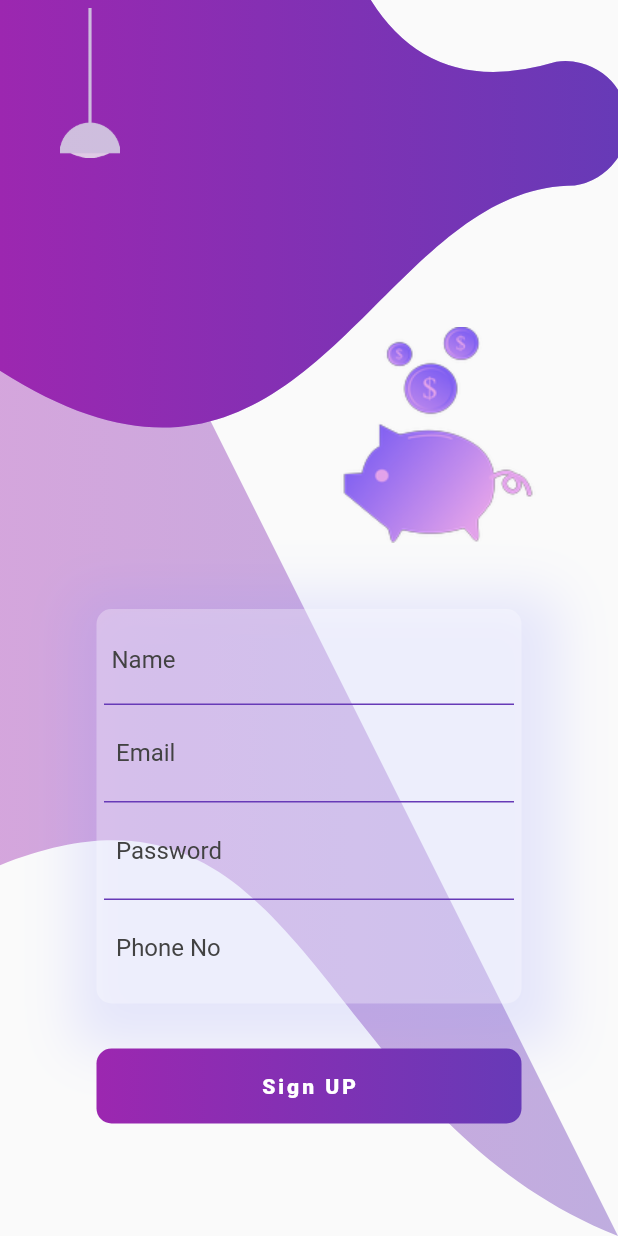
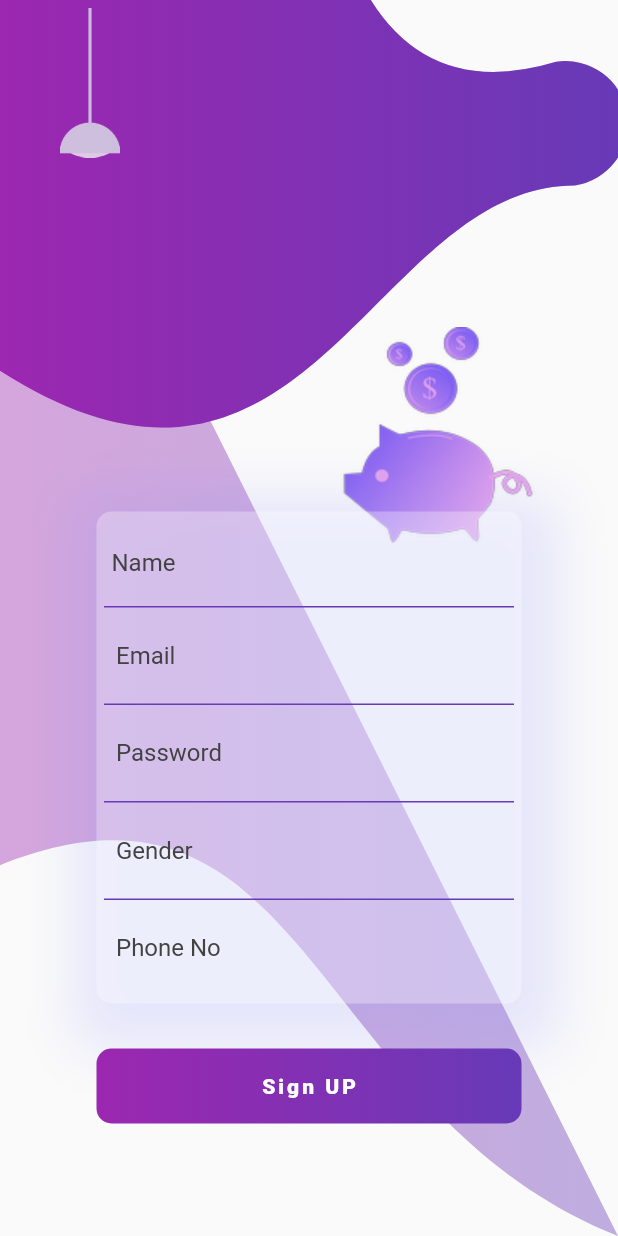
Before and after one commit to nacpa/VimChat, a Flutter app: the screen it shows after launch, after a tap on "Signup", on a phone screen of 412 x 824 dp. Run offline on Flutter 3.47's test engine with Material 2 defaults, Android fonts, the light colour scheme and no system bars; our stand-ins replace animated_text_kit, cloud_firestore, firebase_auth, firebase_core, get, lottie; accounts and stored records are empty; network calls fail.

Commit message:
update 4.0.0

```diff
--- a/lib/Screens/Auth/SignUpPage.dart
+++ b/lib/Screens/Auth/SignUpPage.dart
@@ -3,6 +3,7 @@ import 'package:flutter/cupertino.dart';
 import 'package:flutter/material.dart';
 import 'package:get/get_utils/src/get_utils/get_utils.dart';
 
+import '../../Streams/UserInfoStream.dart';
 import '../../consts/CustomSnackbar.dart';
 import '../../consts/Opacity.dart';
 
@@ -18,12 +19,14 @@ class SignUpPage extends StatelessWidget {
     var PassWordcontroller = TextEditingController();
     var Emailcontroller = TextEditingController();
     var Namecontroller = TextEditingController();
+    var Gndercontroller = TextEditingController();
 
     void _Registration() {
       String Email = Emailcontroller.text.trim();
       String Password = PassWordcontroller.text.trim();
       String Name = Namecontroller.text.trim();
       String MobileNo = PhoneController.text.trim();
+      String Gender =Gndercontroller.text.trim();
 
       if (Email.isEmpty) {
         CustomSnackBar("Email can't be Empty", "please Fill valid mail",
@@ -40,14 +43,18 @@ class SignUpPage extends StatelessWidget {
       } else if (!GetUtils.isEmail(Email)) {
         CustomSnackBar(
             "Wrong Email ", "please Fill valid mail", Colors.red, Colors.white);
-      } else {
+      } else  {
         _auth
             .createUserWithEmailAndPassword(email: Email, password: Password)
-            .then((value) {
+            .then((value) async {
           _auth.currentUser?.updateProfile(
             displayName: Name,
+
           );
+          String? _Uid = _auth.currentUser?.uid;
           _auth.currentUser?.linkWithPhoneNumber(MobileNo);
+
+             await  SetInfo(Uid:_Uid!).UpdateData(Name, Email, Gender);
 
           Navigator.pushNamed(context, 'LoginScreen',);
         });
@@ -211,6 +218,21 @@ class SignUpPage extends StatelessWidget {
                                     ),
                                     Container(
                                       padding: EdgeInsets.all(8.0),
+                                      decoration: BoxDecoration(
+                                          border: Border(
+                                              bottom: BorderSide(
+                                                  color:
+                                                      Colors.deepPurple))),
+                                      child: TextField(controller: Gndercontroller,
+                                        decoration: InputDecoration(
+                                            border: InputBorder.none,
+                                            hintText: "Gender",
+                                            hintStyle: TextStyle(
+                                                color: Colors.grey[800])),
+                                      ),
+                                    ),
+                                    Container(
+                                      padding: EdgeInsets.all(8.0),
                                       child: TextField( controller: PhoneController,
                                         decoration: InputDecoration(
                                             border: InputBorder.none,
@@ -218,7 +240,7 @@ class SignUpPage extends StatelessWidget {
                                             hintStyle: TextStyle(
                                                 color: Colors.grey[800])),
                                       ),
-                                    )
+                                    ),
                                   ],
                                 ),
                               ),
--- a/lib/Screens/Start.dart
+++ b/lib/Screens/Start.dart
@@ -1,4 +1,5 @@
 import 'package:chatvim/Screens/chat_screen.dart';
+import 'package:chatvim/Streams/UserInfoStream.dart';
 import 'package:flutter/cupertino.dart';
 import 'package:flutter/material.dart';
 import 'package:get/get.dart';
@@ -20,7 +21,7 @@ class StartChat extends StatelessWidget {
             Lottie.network(
                 "https://assets9.lottiefiles.com/packages/lf20_fjv8qxqn.json"),
             GestureDetector( onTap: (){
-              Get.to(ChatScreen());
+              Get.to(UserList());
             },
               child: Container(
                 height: 60,
--- a/lib/main.dart
+++ b/lib/main.dart
@@ -29,7 +29,7 @@ class FlashChat extends StatelessWidget {
           'WelcomeScreen': (context) => Background(),
           'LoginScreen': (context) => LoginPage(),
           'Registrationscreen': (context) => SignUpPage(),
-          'ChatScreen': (context) => ChatScreen(),
+          // 'ChatScreen': (context) => ChatScreen(),
           'StartChat':(context)=>StartChat(),
         });
   }
```
Also changed, not shown: lib/Screens/Auth/LoginPage.dart (+9 -3 lines), lib/Screens/chat_screen.dart (+20 -9 lines), lib/Streams/ChatStream.dart (+22 -10 lines), lib/Streams/UserInfoStream.dart (added, +137 -0 lines).
